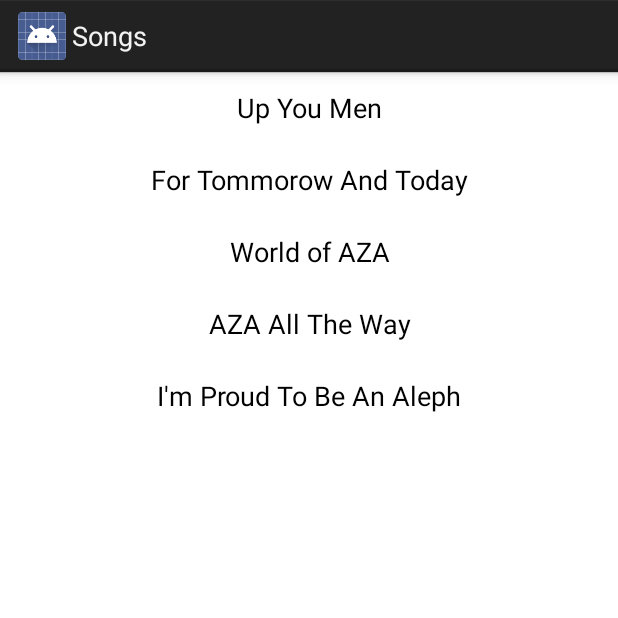
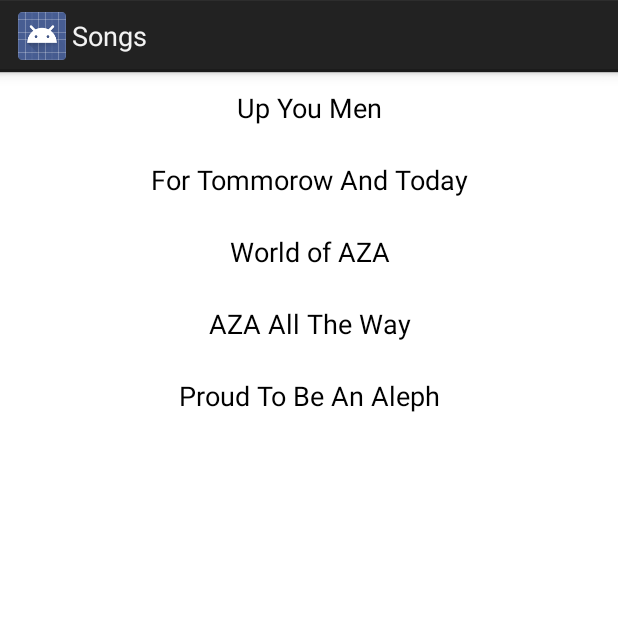
Before and after one commit to ischeinkman/OfficialRamonApp, an Android app: the fragment SongListFragment shown on its own in the app's theme, after a tap on "World of AZA", on a phone screen of 412 x 824 dp, the top half of it. Run offline under Robolectric (Android 15) with nearby library versions, the phone set to English and light mode, and no system bars; 2 statements that could not run were skipped.

Commit message:
Finally added Proud to Be an Aleph as well as created a general song button click listener class.

```diff
--- a/app/src/main/java/org/ramonaza/officialramonapp/SongListFragment.java
+++ b/app/src/main/java/org/ramonaza/officialramonapp/SongListFragment.java
@@ -57,32 +57,13 @@ public class SongListFragment extends Fragment {
             }
         });
         Button forTommorowAndTodayButton = (Button) rootView.findViewById(R.id.forTommorowAndTodayButton);
-        forTommorowAndTodayButton.setOnClickListener(new View.OnClickListener() {
-            public void onClick(View v) {
-                FragmentManager fragmentManager = getFragmentManager();
-                FragmentTransaction transaction = fragmentManager.beginTransaction().replace(R.id.container, GeneralSongFrag.newInstance(fragLayer + 1, "For Tomorow And Today"))
-                        .addToBackStack(null);
-                transaction.commit();
-            }
-        });
+        forTommorowAndTodayButton.setOnClickListener(new SongButtonListener().setSong("For Tomorow And Today"));
         Button worldOfAZAButton = (Button) rootView.findViewById(R.id.worldOfAZAButton);
-        worldOfAZAButton.setOnClickListener(new View.OnClickListener() {
-            public void onClick(View v) {
-                FragmentManager fragmentManager = getFragmentManager();
-                FragmentTransaction transaction = fragmentManager.beginTransaction().replace(R.id.container, GeneralSongFrag.newInstance(fragLayer + 1, "World of AZA"))
-                        .addToBackStack(null);
-                transaction.commit();
-            }
-        });
+        worldOfAZAButton.setOnClickListener(new SongButtonListener().setSong("World of AZA"));
         Button azaAllTheWayButton=(Button) rootView.findViewById(R.id.azaAllTheWayButton);
-        azaAllTheWayButton.setOnClickListener(new View.OnClickListener(){
-            public void onClick(View v) {
-                    FragmentManager fragmentManager=getFragmentManager();
-                    FragmentTransaction transaction=fragmentManager.beginTransaction().replace(R.id.container,GeneralSongFrag.newInstance(fragLayer, "AZA All The Way"))
-                            .addToBackStack(null);
-                    transaction.commit();
-            }
-        });
+        azaAllTheWayButton.setOnClickListener(new SongButtonListener().setSong("AZA All The Way"));
+        Button proudToBeAlephButton=(Button) rootView.findViewById(R.id.proudToBeAnAlephButton);
+        proudToBeAlephButton.setOnClickListener(new SongButtonListener().setSong("Proud To Be An Aleph"));
         return rootView;
     }
 
@@ -93,6 +74,18 @@ public class SongListFragment extends Fragment {
         ((FrontPage) activity).onSectionAttached(
                 getArguments().getInt(ARG_SECTION_NUMBER));
     }
-
+    public class SongButtonListener implements View.OnClickListener{
+        String songName;
+        public SongButtonListener setSong(String song){
+            this.songName=song;
+            return this;
+        }
+        public void onClick(View v) {
+            FragmentManager fragmentManager=getFragmentManager();
+            FragmentTransaction transaction=fragmentManager.beginTransaction().replace(R.id.container,GeneralSongFrag.newInstance(fragLayer, songName))
+                    .addToBackStack(null);
+            transaction.commit();
+        }
+    }
 
 }
--- a/app/src/main/res/layout/fragment_song_page.xml
+++ b/app/src/main/res/layout/fragment_song_page.xml
@@ -48,7 +48,7 @@
     <Button
         android:layout_width="match_parent"
         android:layout_height="wrap_content"
-        android:text="I'm Proud To Be An Aleph"
+        android:text="Proud To Be An Aleph"
         android:id="@+id/proudToBeAnAlephButton"
         android:background="@drawable/songbuttonlayout"
         android:focusable="true" />
```
Also changed, not shown: app/src/main/res/values/strings.xml (+25 -0 lines).
